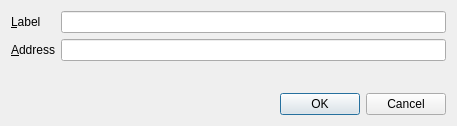
Qt form src/qt/forms/editaddressdialog.ui (corryl/ItalyCoin) before a commit.
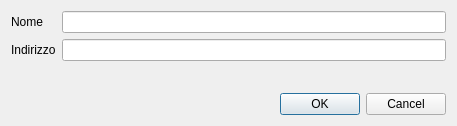
The same form after that commit.

Diff of the .ui file:
```diff
--- a/src/qt/forms/editaddressdialog.ui
+++ b/src/qt/forms/editaddressdialog.ui
@@ -22,7 +22,7 @@
      <item row="0" column="0">
       <widget class="QLabel" name="label">
        <property name="text">
-        <string>&amp;Label</string>
+        <string>Nome</string>
        </property>
        <property name="buddy">
         <cstring>labelEdit</cstring>
@@ -39,7 +39,7 @@
      <item row="1" column="0">
       <widget class="QLabel" name="label_2">
        <property name="text">
-        <string>&amp;Address</string>
+        <string>Indirizzo</string>
        </property>
        <property name="buddy">
         <cstring>addressEdit</cstring>
```
